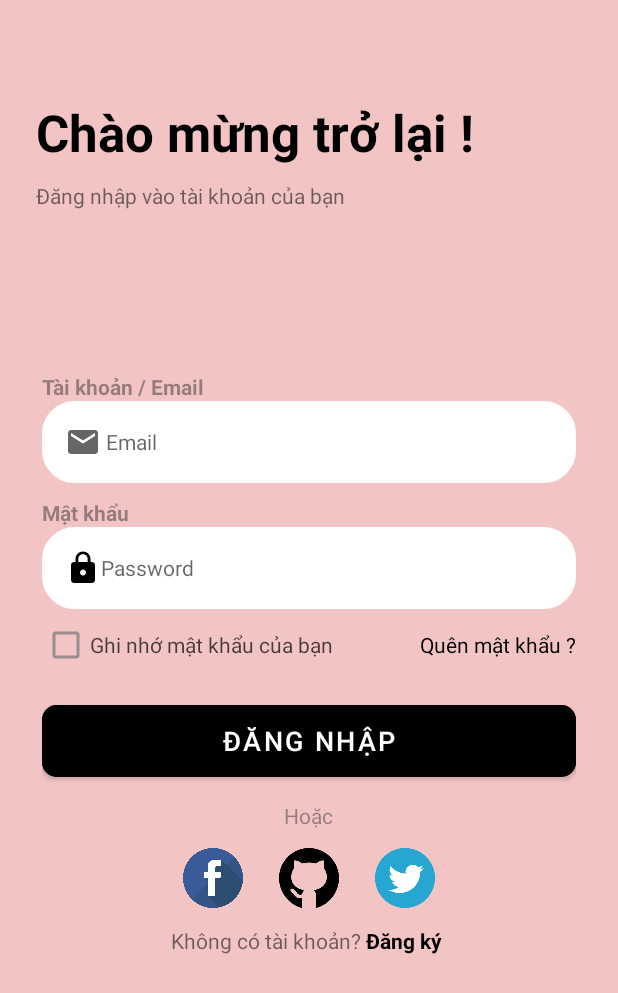
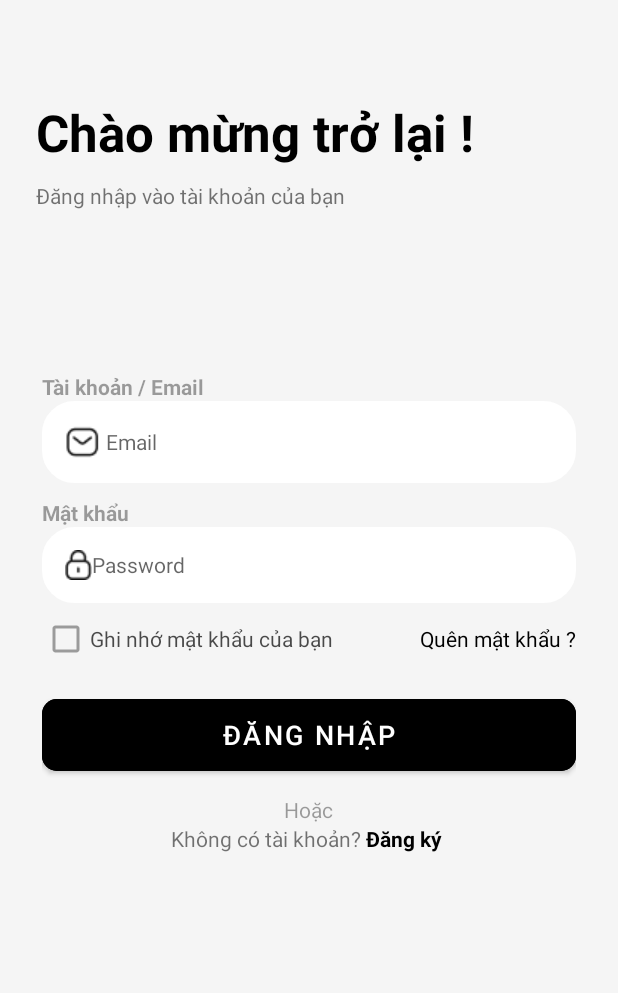
Before and after one commit to DuAnTopNghiepMD05/AppDuAnMD05, an Android app: the screen it shows after launch (SignInActivity), on a phone screen of 412 x 824 dp. Shown: the top 993 px of the screen. Run offline under Robolectric (Android 15) with nearby library versions, the light colour scheme and no system bars; our stand-ins replace Firebase (no records; nobody signed in at launch, a user with empty details on screens opened directly).

Commit message:
update_ui

```diff
--- a/app/src/main/res/layout/activity_content_pro_duct.xml
+++ b/app/src/main/res/layout/activity_content_pro_duct.xml
@@ -232,6 +232,7 @@
             android:layout_weight="1"
             android:background="@drawable/rounded_corners"
             android:drawablePadding="10dp"
+            android:backgroundTint="@color/white"
             android:elevation="5dp"
             android:text="Thêm vào giỏ hàng" />
 
--- a/app/src/main/res/layout/activity_sign_in.xml
+++ b/app/src/main/res/layout/activity_sign_in.xml
@@ -4,7 +4,7 @@
     xmlns:tools="http://schemas.android.com/tools"
     android:layout_width="match_parent"
     android:layout_height="match_parent"
-    android:background="@color/nen"
+    android:background="#F5F5F5"
     tools:context=".View.Account.SignInActivity">
 
     <LinearLayout
@@ -62,7 +62,7 @@
                 android:layout_width="match_parent"
                 android:layout_height="wrap_content"
                 android:background="@drawable/custom_editext"
-                android:drawableStart="@drawable/ic_baseline_email_24"
+                android:drawableStart="@drawable/icon_email"
                 android:hint=" Email"
                 android:inputType="textEmailAddress"
                 android:padding="15dp"
@@ -85,7 +85,7 @@
                 android:layout_width="match_parent"
                 android:layout_height="match_parent"
                 android:background="@drawable/custom_editext"
-                android:drawableStart="@drawable/password_icon"
+                android:drawableStart="@drawable/lock"
                 android:hint="Password"
                 android:inputType="textPassword"
                 android:padding="15dp"
@@ -138,31 +138,6 @@
                 android:text="Hoặc" />
 
             <LinearLayout
-                android:layout_width="match_parent"
-                android:layout_height="wrap_content"
-                android:gravity="center"
-                android:orientation="horizontal">
-
-                <ImageView
-                    android:layout_width="40dp"
-                    android:layout_height="40dp"
-                    android:layout_margin="12dp"
-                    android:background="@drawable/facebook" />
-
-                <ImageView
-                    android:layout_width="40dp"
-                    android:layout_height="40dp"
-                    android:layout_margin="12dp"
-                    android:background="@drawable/github" />
-
-                <ImageView
-                    android:layout_width="40dp"
-                    android:layout_height="40dp"
-                    android:layout_margin="12dp"
-                    android:background="@drawable/twitter" />
-            </LinearLayout>
-
-            <LinearLayout
                 android:layout_width="wrap_content"
                 android:layout_height="wrap_content"
                 android:layout_gravity="center"
```
Also changed, not shown: app/src/main/res/layout/activity_sign_up.xml (+8 -5 lines), app/src/main/res/drawable/icon_email.png (added), app/src/main/res/drawable/lock.png (added).
